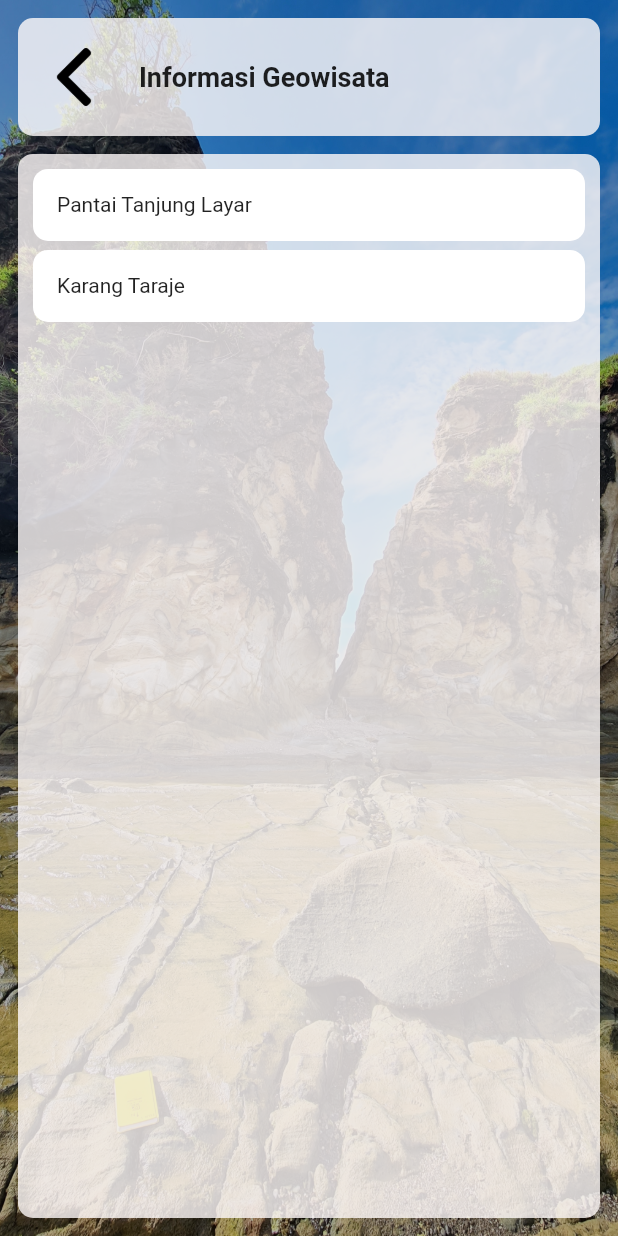
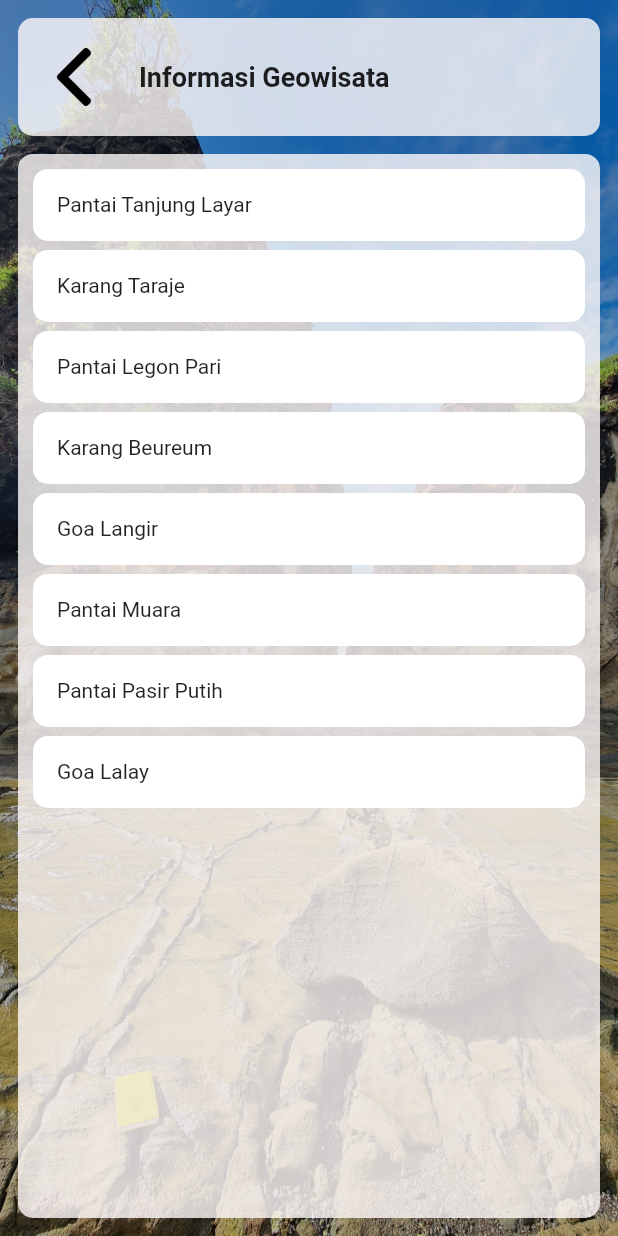
Before and after one commit to ozmonday/geosawarna, a Flutter app: the ListPage screen opened by its route, on a phone screen of 412 x 824 dp. Run offline on Flutter 3.47's test engine with Material 2 defaults, Android fonts, the light colour scheme and no system bars; our stand-ins replace flutter_map, latlong, sliding_up_panel; missing offline and left inert: flutter_map_location_marker.

Commit message:
add dummy data

```diff
--- a/lib/pages/map_page.dart
+++ b/lib/pages/map_page.dart
@@ -28,23 +28,14 @@ class _MapState extends State<Map> {
   @override
   void initState() {
     super.initState();
-    //pc.hide();
     _centerOnLocationUpdate = CenterOnLocationUpdate.never;
     _centerCurrentLocationStreamController = StreamController<double>();
     _fabHeight = _initFabHeight;
-
-    //SchedulerBinding.instance.addPostFrameCallback((_) => hidePanel(context));
   }
 
   void hidePanel(BuildContext ctx) {
     pc.hide();
   }
-
-  // @override
-  // void didUpdateWidget(covariant Map oldWidget) {
-  //   super.didUpdateWidget(oldWidget);
-  //   pc.hide();
-  // }
 
   @override
   void dispose() {
@@ -54,7 +45,7 @@ class _MapState extends State<Map> {
 
   @override
   Widget build(BuildContext context) {
-    _panelHeightOpen = MediaQuery.of(context).size.height * .68;
+    _panelHeightOpen = MediaQuery.of(context).size.height * .65;
     var currentplace = context.watch<PlacesProvider>().currentPlace;
     var markers = List<Marker>();
     var places = context.watch<PlacesProvider>().places;
@@ -64,19 +55,15 @@ class _MapState extends State<Map> {
       markers.add(mp);
     }
 
-    // places.asMap().entries.map((e) {
-
-    //   var mp = markerPlace(context, e.key, e.value.latLng, pc);
-    //   markers.add(mp);
-    // });
-
     return Container(
       child: Scaffold(
         body: Stack(
           children: <Widget>[
             SlidingUpPanel(
               panel: _panel(context),
-              collapsed: currentplace == null ?  _title("unkown") : _title(currentplace.name),
+              collapsed: currentplace == null
+                  ? _title("unkown")
+                  : _title(currentplace.name),
               borderRadius: BorderRadius.only(
                   topLeft: Radius.circular(14), topRight: Radius.circular(14)),
               controller: pc,
@@ -123,7 +110,7 @@ class _MapState extends State<Map> {
             ),
             Positioned(
               right: 14,
-              bottom: _fabHeight,
+              bottom: currentplace == null ? 40 :  _fabHeight,
               child: FloatingActionButton(
                   backgroundColor: Colors.white,
                   onPressed: () {
@@ -163,6 +150,9 @@ Marker markerPlace(BuildContext ctx, int id, LatLng point, PanelController pc) {
 Widget _panel(BuildContext context) {
   var place = context.watch<PlacesProvider>().currentPlace;
   double _height = MediaQuery.of(context).size.height;
+
+
+
   return Container(
     margin: EdgeInsets.only(top: 18, left: 14, right: 14, bottom: 14),
     child: Column(
@@ -174,10 +164,14 @@ Widget _panel(BuildContext context) {
               crossAxisAlignment: CrossAxisAlignment.stretch,
               children: <Widget>[
                 Container(
-                  margin: EdgeInsets.only(bottom: 14),
+                    margin: EdgeInsets.only(bottom: 14),
                     decoration: BoxDecoration(
-                        borderRadius: BorderRadius.circular(4),
-                        color: Colors.black12),
+                      borderRadius: BorderRadius.circular(4),
+                      color: Colors.grey,
+                      image: DecorationImage(
+                          image: place == null ? AssetImage("assets/20201222_104731.jpg") : AssetImage(place.pic[0]),
+                          fit: BoxFit.fill),
+                    ),
                     height: _height * 0.32),
                 //Container(
                 //   child: Text(
@@ -188,7 +182,7 @@ Widget _panel(BuildContext context) {
                 // ),
                 Container(
                   child: Text(
-                    place == null ? "tidak ada deskripsi": place.desc,
+                    place == null ? "tidak ada deskripsi" : place.desc,
                     overflow: TextOverflow.ellipsis,
                     maxLines: 6,
                     textAlign: TextAlign.justify,
--- a/lib/providers/places.dart
+++ b/lib/providers/places.dart
@@ -11,12 +11,51 @@ class PlacesProvider with ChangeNotifier {
         latLng: LatLng(-6.993997639908964, 106.307128381556),
         name: "Pantai Tanjung Layar",
         desc:
-            "Di sini kita bisa menemukan batuan yang membentuk 2 tebing, yang terlihat seperti layer kapal. Dari sinilah kemudian diberi nama Pantai Tanjung Layar. Yang menarik lagi ditemukannya bongkah bongkah batu besar di dalam batuan ini, yang diduga merupakan produk letusan gunung api. Di bagian atas:  graded bedding, paralel lamination, bagian bawah: perselingan batupasir-batulempung, cross lamination. Batulempung karbonatan, batupasir karbonatan. Diatas endapan turbidit diendapkan volcanic rock- dengan fragmen batulempung, batupasir; matriks tuff lapili; struktur nendatan, tuff memperlihatkan normal graded bedding."),
+            "Di sini kita bisa menemukan batuan yang membentuk 2 tebing, yang terlihat seperti layer kapal. Dari sinilah kemudian diberi nama Pantai Tanjung Layar. Yang menarik lagi ditemukannya bongkah bongkah batu besar di dalam batuan ini, yang diduga merupakan produk letusan gunung api. Di bagian atas:  graded bedding, paralel lamination, bagian bawah: perselingan batupasir-batulempung, cross lamination. Batulempung karbonatan, batupasir karbonatan. Diatas endapan turbidit diendapkan volcanic rock- dengan fragmen batulempung, batupasir; matriks tuff lapili; struktur nendatan, tuff memperlihatkan normal graded bedding.",
+        pic: ["assets/picaset/1.jpg", "assets/picaset/2.jpg"],
+    ),
     Place(
         latLng: LatLng(-6.990582797082761, 106.32620181492456),
         name: "Karang Taraje",
-        desc:
-            "Karang Taraje masih merupakan bagian dari Formasi Cimapag, selayaknya Pantai Tanjung Layar. Di sisi utara dari Pantai Karang Taraje kita akan menemukan endapan turbidit. Semakin ke sisi selatan kita akan menemukan lebih banyak batuan hasil endapan vulkanik. Umumnya berupa breksi. Batuan breksi ini lebih resisten terhadap pelapukan dan ombak, sehingga membentuk bebatuan yang tinggi yang senantiasa diterjang ombak pantai selatan. Bagian bawah singkapan ini didominasi oleh batupasir-batulempung dengan lensa lapisan tuff lapili. Struktur sedimen cross lamination pada batupasir ditemukan pada bagian bawah singkapan. Bagian atas terdapat trend penebalan piroklastik breksi, yang mengindikasikan adanya peningkatan aktivitas vulkanisme. Kemunculan mata air kontak pada kontak antara batupasir halus/lempung dengan tuff diatasnya Beberapa ombak mampu menembus bebatuan , dibantu oleh keberadaan struktur geologi berupa kekar-kekar, dan mungkin juga sesar")
+        desc: "Karang Taraje masih merupakan bagian dari Formasi Cimapag, selayaknya Pantai Tanjung Layar. Di sisi utara dari Pantai Karang Taraje kita akan menemukan endapan turbidit. Semakin ke sisi selatan kita akan menemukan lebih banyak batuan hasil endapan vulkanik. Umumnya berupa breksi. Batuan breksi ini lebih resisten terhadap pelapukan dan ombak, sehingga membentuk bebatuan yang tinggi yang senantiasa diterjang ombak pantai selatan. Bagian bawah singkapan ini didominasi oleh batupasir-batulempung dengan lensa lapisan tuff lapili. Struktur sedimen cross lamination pada batupasir ditemukan pada bagian bawah singkapan. Bagian atas terdapat trend penebalan piroklastik breksi, yang mengindikasikan adanya peningkatan aktivitas vulkanisme. Kemunculan mata air kontak pada kontak antara batupasir halus/lempung dengan tuff diatasnya Beberapa ombak mampu menembus bebatuan , dibantu oleh keberadaan struktur geologi berupa kekar-kekar, dan mungkin juga sesar",
+        pic: ["assets/picaset/4.jpg", "assets/picaset/3.jpg", "assets/picaset/5.jpg", "assets/picaset/6.jpg", "assets/picaset/7.jpg"]
+    ),
+    Place(
+        latLng: LatLng(-6.987126254843529, 106.3224758195732),
+        name: "Pantai Legon Pari",
+        desc: "Pantai Legon Pari berlokasi di antara Karang Taraje, dan Karang Beureum. Pasir di Pantai Legon Pari berwarna putih krem, tapi tidak seputih pasir di Pantai Pasir Putih. Pasirnya berwarna putih krem karena tersusun terutama oleh fragmen cangkang bivalvia dan gastropod. Selain itu terdapat material litik berwarna hitam, coklat dan mineral kuarsa. Pasir dari Pantai Legon Pari berwarna putih krem karena tersusun terutama oleh fragmen cangkang bivalvia dan gastropod. Selain itu terdapat material litik berwarna hitam, coklat dan mineral kuarsa." ,
+        pic: ["assets/picaset/8.jpg", "assets/picaset/9.jpg"]
+    ),
+    Place(
+        latLng: LatLng(-6.991635759111573, 106.31947088342486),
+        name: "Karang Beureum",
+        desc: "Karang Beureum terdiri dari perselingan batupasir dan batulempung dibagian bawah dan bagian atas terdiri dari piroklastik tuff lapili hingga breccia. Secara biodiversity, kehidupan recent marine ini didominasi oleh brain coral, branching  coral dan coraline algae",
+        pic: ["assets/picaset/12.jpg", "assets/picaset/10.jpg", "assets/picaset/11.jpg"]
+    ),
+    Place(
+        latLng: LatLng(-6.975269952383646, 106.29490153924408),
+        name: "Goa Langir",
+        desc: "Goa ini terbentuk karena proses pelarutan oleh air. Bagian bawah singkapan ini adalah floatstone dengan matrix wackstone, grains didominasi oleh benthic foram, alga merah dan ostracoda. Setempat ditemukan intraclast yang membundar, sebagai hasil reworked batuan yang relatif lebih tua. Pada batugamping ini berkembang vuggy dan cavernous porosity. Selain dari Goa Langir, ditemukan banyak gua di daerah ini, ada goa kakasan, goa seribu candi, dan goa harta karun. Pada bagian dalam gua tidak terdapat stalagtit dan stalagmit. Kemungkinan karena terbentuknya gua lebih disebabkan oleh terbentuknya retakan pada batuan.",
+        pic: ["assets/picaset/13.jpg"]
+    ),
+    Place(
+        latLng: LatLng(-6.987126254843529, 106.3224758195732),
+        name: "Pantai Muara",
+        desc: "Pantai Muara memiliki pasir putih krem serupa dengan Pantai Legon Pari, yang juga tidak seputih pasir dari Pantai Pasir Putih.",
+        pic: ["assets/picaset/14.jpg"]
+    ),
+    Place(
+        latLng: LatLng(-6.982066906606158, 106.30550864109381),
+        name: "Pantai Pasir Putih",
+        desc: "Secara geomorfologi merupakan dataran landai yang berkembang gumuk pasir. High energy system, dipengaruhi oleh gelombang laut dan arus pasang-surut. Channel-channel kecil (lebar sekitar 1 meter) berkembang dan bermuara ke laut. Struktur sedimen ripple berkembang pada recent sediment pasir pantai. Sedimen pasir terdiri dari fragmen litik, kuarsa, beberapa cangkang bivalve. Di pantai pasir putih juga merupakan pusat keramaian dari pantai Sawarna. Di sini terdapat information center, penginapan, suvenir dan tempat makan, serta lifeguard.",
+        pic: ["assets/picaset/15.jpg"]
+    ),
+      Place(
+        latLng: LatLng(-6.979138423293903, 106.32303776028253),
+        name: "Goa Lalay",
+        desc: "Merupakan gua dengan mulut gua yang cukup besar yang dibentuk terutama oleh proses pelarutan batu gamping. Batuan yang ditemukan pada mulut goa tersusun oleh batuan packstone. Air masih mengalir deras ke luar dari mulut goa lalay, membentuk sungai kecil. Goa Lalay sendiri merupakan bagian dari jaringan gua yang lebih luas lagi.",
+        pic: ["assets/picaset/16.jpg"]
+    ),
   ];
 
   List<Place> get places => _places;
```
Also changed, not shown: pubspec.yaml (+16 -0 lines), assets/picaset/1.jpg (added), assets/picaset/10.jpg (added), assets/picaset/11.jpg (added), assets/picaset/12.jpg (added), assets/picaset/13.jpg (added), assets/picaset/14.jpg (added), assets/picaset/15.jpg (added), assets/picaset/16.jpg (added), assets/picaset/2.jpg (added), assets/picaset/3.jpg (added), assets/picaset/4.jpg (added), assets/picaset/5.jpg (added), assets/picaset/6.jpg (added), 3 more files.
